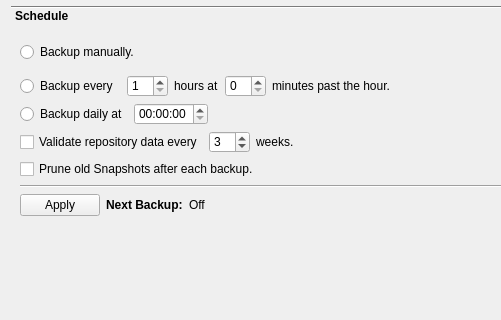
Qt form src/vorta/assets/UI/scheduletab.ui (borgbase/vorta) before a commit; both pictures show x 0 to 501 and y 0 to 320 of the 687 by 507 pixel window.
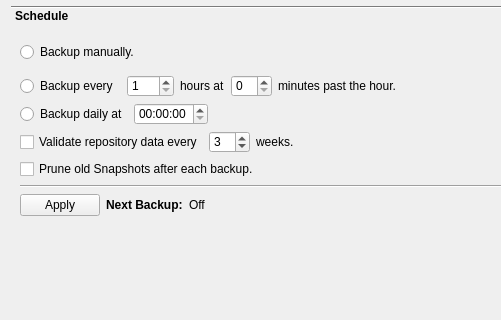
The same form after that commit. Icons and pictures are not drawn.

Patch:
```diff
--- a/src/vorta/assets/UI/scheduletab.ui
+++ b/src/vorta/assets/UI/scheduletab.ui
@@ -101,7 +101,7 @@
             <number>1</number>
            </property>
            <property name="maximum">
-            <number>48</number>
+            <number>740</number>
            </property>
           </widget>
          </item>
```
Left out of the diff: 4 changed lines with no effect on the pictures.
